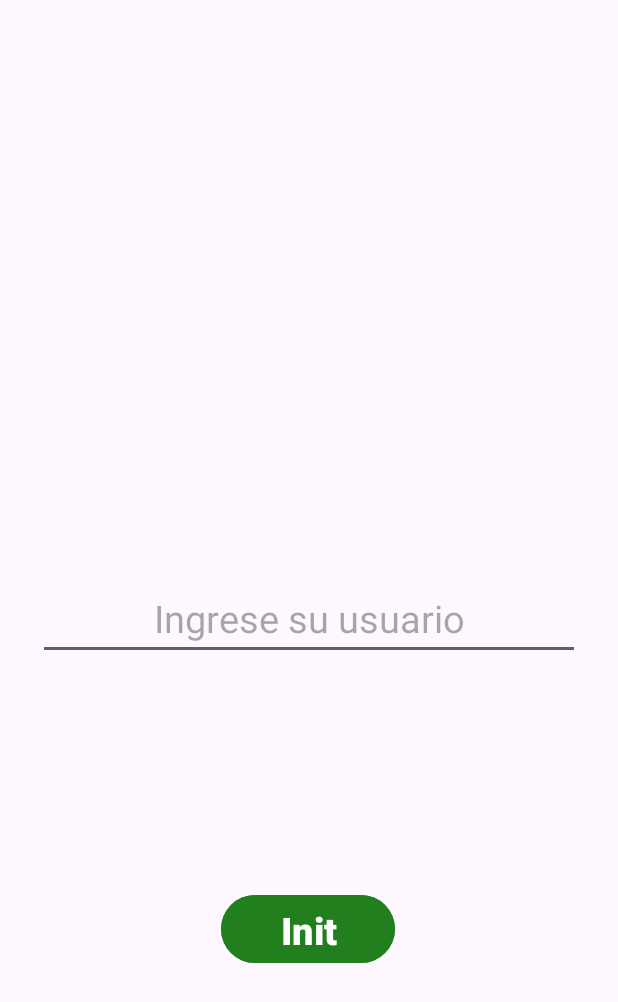
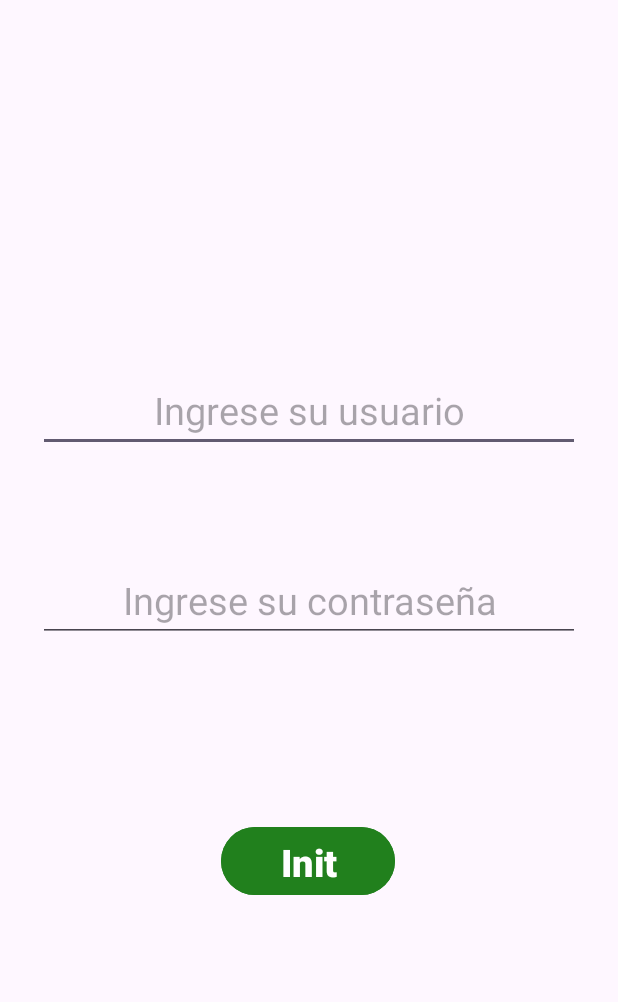
Before and after one commit to CharlsMikhail/Memocrazy, an Android app: the screen it shows after launch (MainActivity), on a phone screen of 412 x 824 dp. Shown: the top 1002 px of the screen. Run offline under Robolectric (Android 15) with nearby library versions, the phone set to English and light mode, and no system bars.

Commit message:
Comenzamos la formalizacion del login, lo haremos con FireBase y FireStore si es que es necesario

```diff
--- a/app/src/main/java/com/example/memocrazy/LoginFragment.kt
+++ b/app/src/main/java/com/example/memocrazy/LoginFragment.kt
@@ -25,10 +25,26 @@ class LoginFragment : Fragment(R.layout.fragment_login) {
         val btnLogin = view.findViewById<Button>(R.id.btn_init)
 
         btnLogin.setOnClickListener {
-            val userName = view.findViewById<EditText>(R.id.et_user)
+            val userEmail = view.findViewById<EditText>(R.id.et_user_mail)
+            val userPassword = view.findViewById<EditText>(R.id.et_user_password)
+
+
+            validarEmailUser(userEmail.text.toString())
+
+            validarPasswordUser(userPassword.text.toString())
 
             view.findNavController().navigate(R.id.action_loginFragment_to_menuGameFragment)
 
         }
     }
+
+    private fun validarPasswordUser(userPassword: String) {
+
+    }
+
+    private fun validarEmailUser(userEmail: String) {
+
+    }
+
+
 }
--- a/app/src/main/res/layout/fragment_login.xml
+++ b/app/src/main/res/layout/fragment_login.xml
@@ -17,22 +17,41 @@
         android:textStyle="bold"
         app:layout_constraintBottom_toBottomOf="parent"
         app:layout_constraintEnd_toEndOf="parent"
-        app:layout_constraintHorizontal_bias="0.498"
+        app:layout_constraintHorizontal_bias="0.497"
         app:layout_constraintStart_toStartOf="parent"
-        app:layout_constraintTop_toBottomOf="@+id/et_user" />
+        app:layout_constraintTop_toBottomOf="@+id/et_user_password"
+        app:layout_constraintVertical_bias="0.376" />
 
     <EditText
-        android:id="@+id/et_user"
+        android:id="@+id/et_user_mail"
         android:layout_width="match_parent"
         android:layout_height="wrap_content"
-        android:autofillHints="username"
+        android:autofillHints="emailAddress"
         android:hint="@string/user_hint"
-        android:inputType=""
+        android:inputType="textEmailAddress"
         android:textAlignment="center"
         android:textSize="25sp"
         app:layout_constraintBottom_toBottomOf="parent"
         app:layout_constraintEnd_toEndOf="parent"
+        app:layout_constraintHorizontal_bias="0.0"
         app:layout_constraintStart_toStartOf="parent"
-        app:layout_constraintTop_toTopOf="parent" />
+        app:layout_constraintTop_toTopOf="parent"
+        app:layout_constraintVertical_bias="0.307" />
+
+    <EditText
+        android:id="@+id/et_user_password"
+        android:layout_width="match_parent"
+        android:layout_height="wrap_content"
+        android:autofillHints="password"
+        android:hint="@string/password_hint"
+        android:inputType="numberPassword"
+        android:textAlignment="center"
+        android:textSize="25sp"
+        app:layout_constraintBottom_toBottomOf="parent"
+        app:layout_constraintEnd_toEndOf="parent"
+        app:layout_constraintHorizontal_bias="0.0"
+        app:layout_constraintStart_toStartOf="parent"
+        app:layout_constraintTop_toTopOf="parent"
+        app:layout_constraintVertical_bias="0.484" />
 
 </androidx.constraintlayout.widget.ConstraintLayout>
--- a/app/src/main/res/values/strings.xml
+++ b/app/src/main/res/values/strings.xml
@@ -17,4 +17,5 @@
     <string name="btn_menu">Volver al menu</string>
     <string name="btn_exit_game">Abandonar juego</string>
     <string name="sw_sound">Sound</string>
+    <string name="password_hint">Ingrese su contraseña</string>
 </resources>
```
